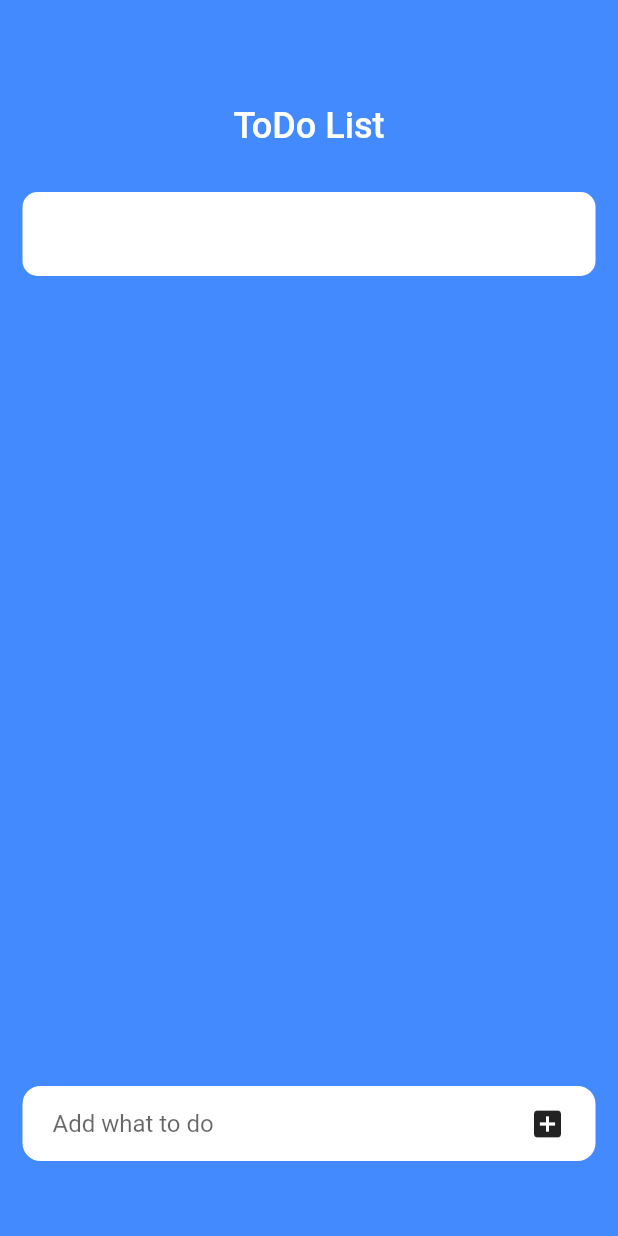
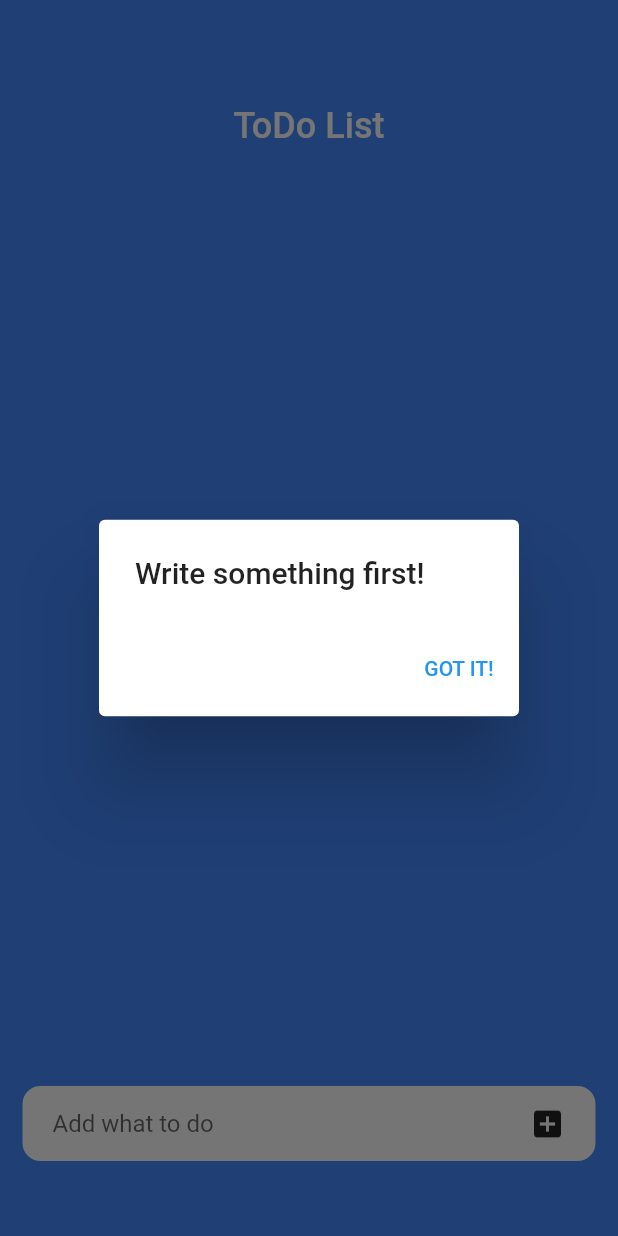
Before and after one commit to agentssuper/Improved-To-Do-List, a Flutter app: the screen it shows after launch, after a tap on the "add box" icon, on a phone screen of 412 x 824 dp. Run offline on Flutter 3.47's test engine with Material 2 defaults, Android fonts, the phone set to English and light mode, and no system bars.

Commit message:
Added check for empty input

```diff
--- a/lib/HomePage.dart
+++ b/lib/HomePage.dart
@@ -69,8 +69,27 @@ class _HomePageState extends State<HomePage> {
                         onTap: () {
                           print(todoController.text);
                           setState(() {
-                            todos.add(ToDoModel(
-                                title: todoController.text, isDone: false));
+                            if (todoController.text != '') {
+                              todos.add(ToDoModel(
+                                  title: todoController.text, isDone: false));
+                            } else {
+                              showDialog(
+                                  barrierDismissible: false,
+                                  context: context,
+                                  builder: (BuildContext context) {
+                                    return AlertDialog(
+                                      title: Text("Write something first!"),
+                                      actions: [
+                                        TextButton(
+                                          onPressed: () {
+                                            Navigator.of(context).pop();
+                                          },
+                                          child: Text('GOT IT!'),
+                                        )
+                                      ],
+                                    );
+                                  });
+                            }
                             todoController.text = "";
                           });
                         },
```
